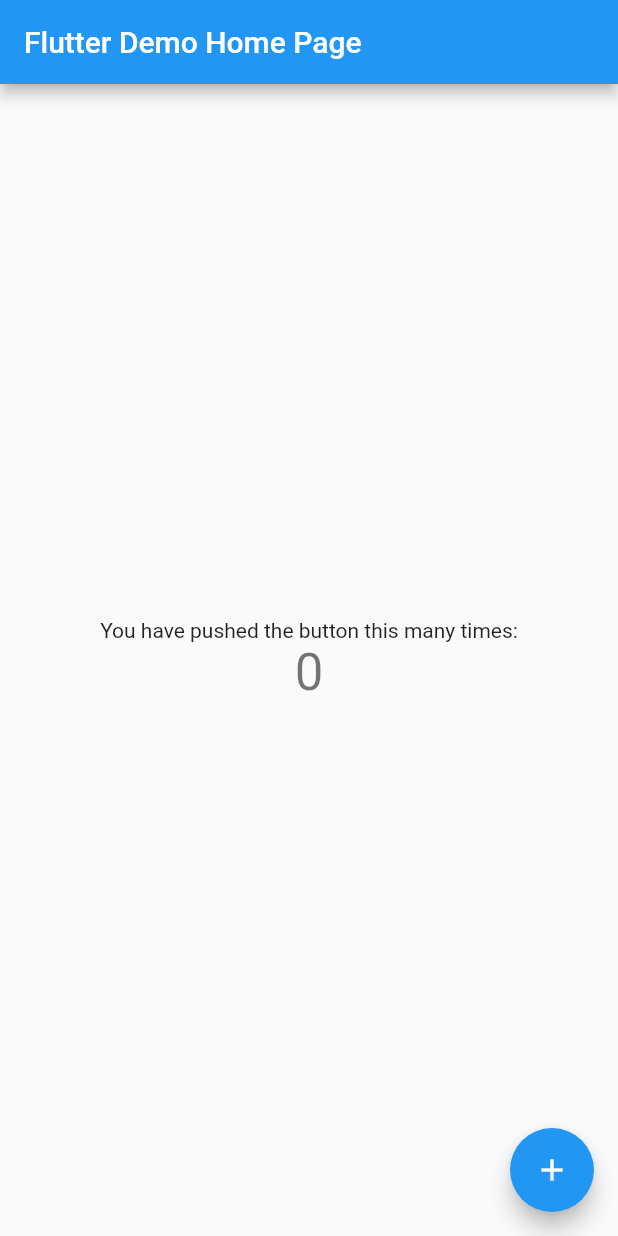
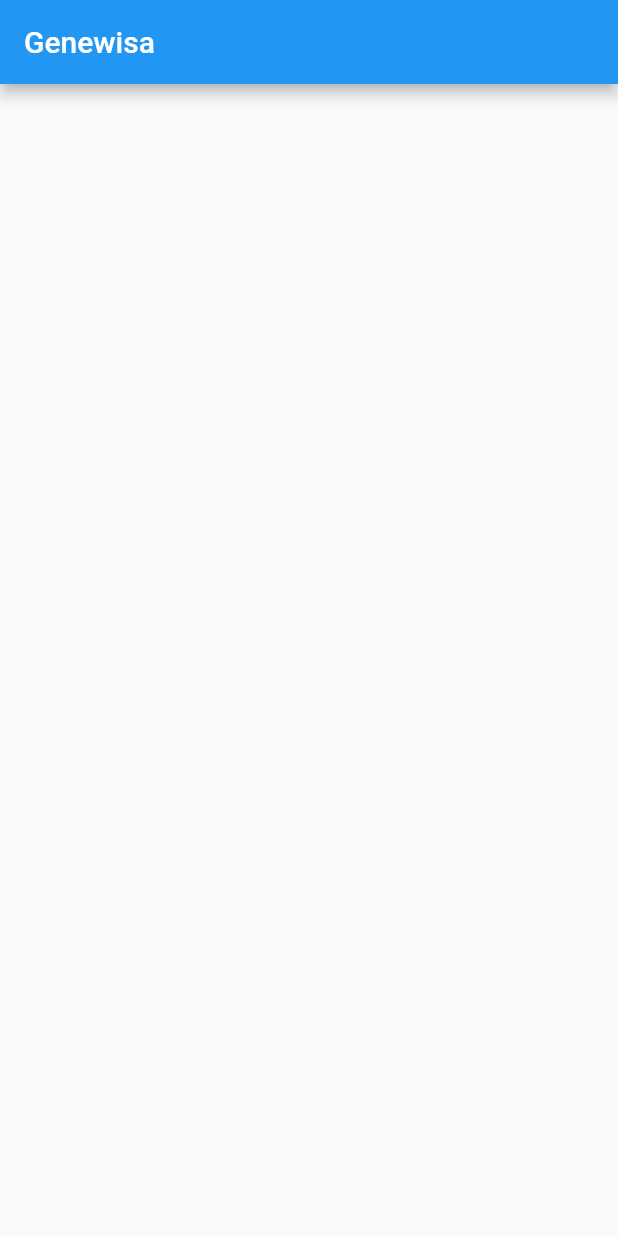
Before and after one commit to abcqwq/Genewisa, a Flutter app: the screen it shows after launch, on a phone screen of 412 x 824 dp. Run offline on Flutter 3.47's test engine with Material 2 defaults, Android fonts, the phone set to English and light mode, and no system bars.

Commit message:
created directories for future use"

```diff
--- a/genewisa_flutter/lib/main.dart
+++ b/genewisa_flutter/lib/main.dart
@@ -1,115 +1,21 @@
 import 'package:flutter/material.dart';
+import '../view/home_view.dart';
 
 void main() {
-  runApp(const MyApp());
+  runApp(const GenewisaApp());
 }
 
-class MyApp extends StatelessWidget {
-  const MyApp({Key? key}) : super(key: key);
+class GenewisaApp extends StatelessWidget {
+  const GenewisaApp({Key? key}) : super(key: key);
 
-  // This widget is the root of your application.
   @override
   Widget build(BuildContext context) {
     return MaterialApp(
-      title: 'Flutter Demo',
+      title: 'Genewisa App',
       theme: ThemeData(
-        // This is the theme of your application.
-        //
-        // Try running your application with "flutter run". You'll see the
-        // application has a blue toolbar. Then, without quitting the app, try
-        // changing the primarySwatch below to Colors.green and then invoke
-        // "hot reload" (press "r" in the console where you ran "flutter run",
-        // or simply save your changes to "hot reload" in a Flutter IDE).
-        // Notice that the counter didn't reset back to zero; the application
-        // is not restarted.
         primarySwatch: Colors.blue,
       ),
-      home: const MyHomePage(title: 'Flutter Demo Home Page'),
+      home: const HomeView(title: 'Genewisa'),
     );
   }
 }
-
-class MyHomePage extends StatefulWidget {
-  const MyHomePage({Key? key, required this.title}) : super(key: key);
-
-  // This widget is the home page of your application. It is stateful, meaning
-  // that it has a State object (defined below) that contains fields that affect
-  // how it looks.
-
-  // This class is the configuration for the state. It holds the values (in this
-  // case the title) provided by the parent (in this case the App widget) and
-  // used by the build method of the State. Fields in a Widget subclass are
-  // always marked "final".
-
-  final String title;
-
-  @override
-  State<MyHomePage> createState() => _MyHomePageState();
-}
-
-class _MyHomePageState extends State<MyHomePage> {
-  int _counter = 0;
-
-  void _incrementCounter() {
-    setState(() {
-      // This call to setState tells the Flutter framework that something has
-      // changed in this State, which causes it to rerun the build method below
-      // so that the display can reflect the updated values. If we changed
-      // _counter without calling setState(), then the build method would not be
-      // called again, and so nothing would appear to happen.
-      _counter++;
-    });
-  }
-
-  @override
-  Widget build(BuildContext context) {
-    // This method is rerun every time setState is called, for instance as done
-    // by the _incrementCounter method above.
-    //
-    // The Flutter framework has been optimized to make rerunning build methods
-    // fast, so that you can just rebuild anything that needs updating rather
-    // than having to individually change instances of widgets.
-    return Scaffold(
-      appBar: AppBar(
-        // Here we take the value from the MyHomePage object that was created by
-        // the App.build method, and use it to set our appbar title.
-        title: Text(widget.title),
-      ),
-      body: Center(
-        // Center is a layout widget. It takes a single child and positions it
-        // in the middle of the parent.
-        child: Column(
-          // Column is also a layout widget. It takes a list of children and
-          // arranges them vertically. By default, it sizes itself to fit its
-          // children horizontally, and tries to be as tall as its parent.
-          //
-          // Invoke "debug painting" (press "p" in the console, choose the
-          // "Toggle Debug Paint" action from the Flutter Inspector in Android
-          // Studio, or the "Toggle Debug Paint" command in Visual Studio Code)
-          // to see the wireframe for each widget.
-          //
-          // Column has various properties to control how it sizes itself and
-          // how it positions its children. Here we use mainAxisAlignment to
-          // center the children vertically; the main axis here is the vertical
-          // axis because Columns are vertical (the cross axis would be
-          // horizontal).
-          mainAxisAlignment: MainAxisAlignment.center,
-          children: <Widget>[
-            const Text(
-              'You have pushed the button this many times:',
-            ),
-            Text(
-              '$_counter',
-              style: Theme.of(context).textTheme.headline4,
-            ),
-          ],
-        ),
-      ),
-      floatingActionButton: FloatingActionButton(
-        onPressed: _incrementCounter,
-        tooltip: 'Increment',
-        child: const Icon(Icons.add),
-      ), // This trailing comma makes auto-formatting nicer for build methods.
-    );
-  }
-}
--- /dev/null
+++ b/genewisa_flutter/lib/view/home_view.dart
@@ -0,0 +1,21 @@
+import 'package:flutter/material.dart';
+
+class HomeView extends StatefulWidget {
+  const HomeView({Key? key, required this.title}) : super(key: key);
+
+  final String title;
+
+  @override
+  State<HomeView> createState() => _HomeViewState();
+}
+
+class _HomeViewState extends State<HomeView> {
+  @override
+  Widget build(BuildContext context) {
+    return Scaffold(
+      appBar: AppBar(
+        title: Text(widget.title),
+      ),
+    );
+  }
+}
--- a/genewisa_flutter/pubspec.yaml
+++ b/genewisa_flutter/pubspec.yaml
@@ -61,6 +61,8 @@
   # assets:
   #   - images/a_dot_burr.jpeg
   #   - images/a_dot_ham.jpeg
+  assets:
+  - assets/
 
   # An image asset can refer to one or more resolution-specific "variants", see
   # https://flutter.dev/assets-and-images/#resolution-aware.
```
